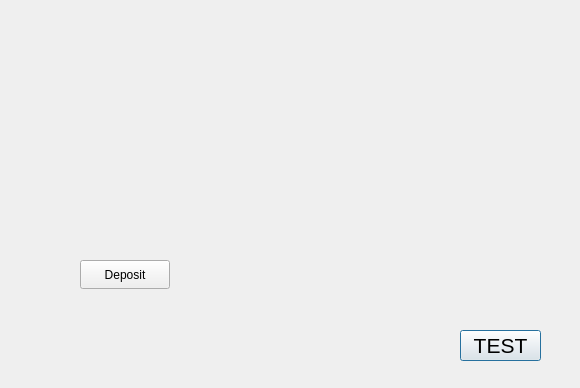
Qt form bank-automat/accountview.ui (25kmo-project/group_11) before a commit.
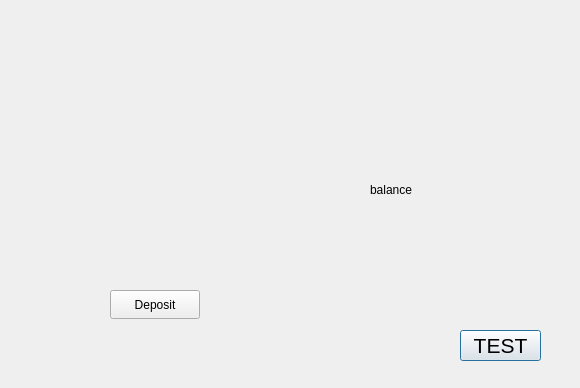
The same form after that commit.

Commit message: lisätty balance labelien päivitys signaali->funktio muotoon myös accouunviev ikkunaan

Patch:
```diff
--- a/bank-automat/accountview.ui
+++ b/bank-automat/accountview.ui
@@ -47,8 +47,8 @@
   <widget class="QPushButton" name="btnDeposit">
    <property name="geometry">
     <rect>
-     <x>80</x>
-     <y>260</y>
+     <x>110</x>
+     <y>290</y>
      <width>90</width>
      <height>29</height>
     </rect>
@@ -57,6 +57,32 @@
     <string>Deposit</string>
    </property>
   </widget>
+  <widget class="QLabel" name="label_2">
+   <property name="geometry">
+    <rect>
+     <x>370</x>
+     <y>180</y>
+     <width>63</width>
+     <height>20</height>
+    </rect>
+   </property>
+   <property name="text">
+    <string>balance</string>
+   </property>
+  </widget>
+  <widget class="QLabel" name="labelBalance">
+   <property name="geometry">
+    <rect>
+     <x>450</x>
+     <y>180</y>
+     <width>63</width>
+     <height>20</height>
+    </rect>
+   </property>
+   <property name="text">
+    <string/>
+   </property>
+  </widget>
  </widget>
  <resources/>
  <connections/>
```
The commit also changes 4 other files.
